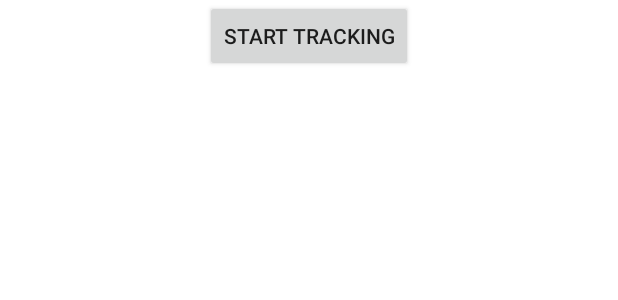
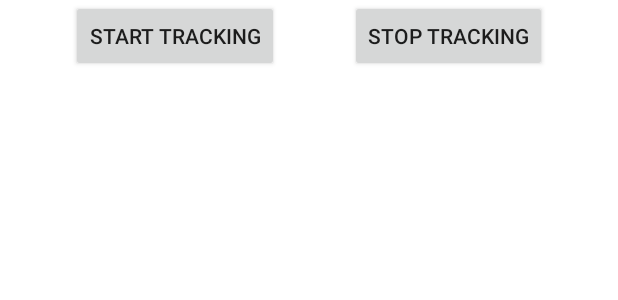
Before and after one commit to prithvibhola/WorkManager, an Android app: the layout activity_main.xml on its own in the app's theme, with its tools: preview values and no code run, on a phone screen of 412 x 824 dp. Shown: the top 300 px of the screen. Run offline under Robolectric (Android 15) with nearby library versions, the phone set to English and light mode, and no system bars.

Commit message:
Code clean and UI

```diff
--- a/app/src/main/java/prithvi/io/workmanager/ui/main/MainViewModel.kt
+++ b/app/src/main/java/prithvi/io/workmanager/ui/main/MainViewModel.kt
@@ -32,7 +32,6 @@ class MainViewModel @Inject constructor(
 ) : BaseViewModel() {
 
     companion object {
-
         const val LOCATION_WORK_TAG = "LOCATION_WORK_TAG"
     }
 
@@ -57,7 +56,6 @@ class MainViewModel @Inject constructor(
     fun trackLocation() {
         val locationWorker = PeriodicWorkRequestBuilder<TrackLocationWorker>(15, TimeUnit.MINUTES).addTag(LOCATION_WORK_TAG).build()
         WorkManager.getInstance().enqueue(locationWorker)
-        bus.send(ActionEvent.ACTION_LISTEN_WORKER)
     }
 
     fun getSavedLocation() {
--- a/app/src/main/res/layout/activity_main.xml
+++ b/app/src/main/res/layout/activity_main.xml
@@ -11,16 +11,34 @@
         android:layout_width="wrap_content"
         android:layout_height="wrap_content"
         android:text="Start tracking"
+        app:layout_constraintEnd_toStartOf="@+id/btnStop"
+        app:layout_constraintStart_toStartOf="parent" />
+
+    <Button
+        android:id="@+id/btnStop"
+        android:layout_width="wrap_content"
+        android:layout_height="wrap_content"
+        android:text="Stop tracking"
         app:layout_constraintEnd_toEndOf="parent"
-        app:layout_constraintStart_toStartOf="parent" />
+        app:layout_constraintStart_toEndOf="@+id/btnTrack" />
+
+    <TextView
+        android:id="@+id/tvWorkStatus"
+        android:layout_width="wrap_content"
+        android:layout_height="wrap_content"
+        android:padding="@dimen/dimen_vertical_half_margin"
+        android:text="Work Manager status: Running"
+        android:visibility="gone"
+        app:layout_constraintTop_toBottomOf="@+id/btnTrack" />
 
     <android.support.v7.widget.RecyclerView
         android:id="@+id/rvLocation"
         android:layout_width="0dp"
         android:layout_height="0dp"
+        android:padding="@dimen/dimen_vertical_half_margin"
         app:layout_constraintBottom_toBottomOf="parent"
         app:layout_constraintEnd_toEndOf="parent"
         app:layout_constraintStart_toStartOf="parent"
-        app:layout_constraintTop_toBottomOf="@+id/btnTrack" />
+        app:layout_constraintTop_toBottomOf="@+id/tvWorkStatus" />
 
 </android.support.constraint.ConstraintLayout>
```
Also changed, not shown: app/src/main/java/prithvi/io/workmanager/ui/main/MainActivity.kt (+38 -28 lines).
